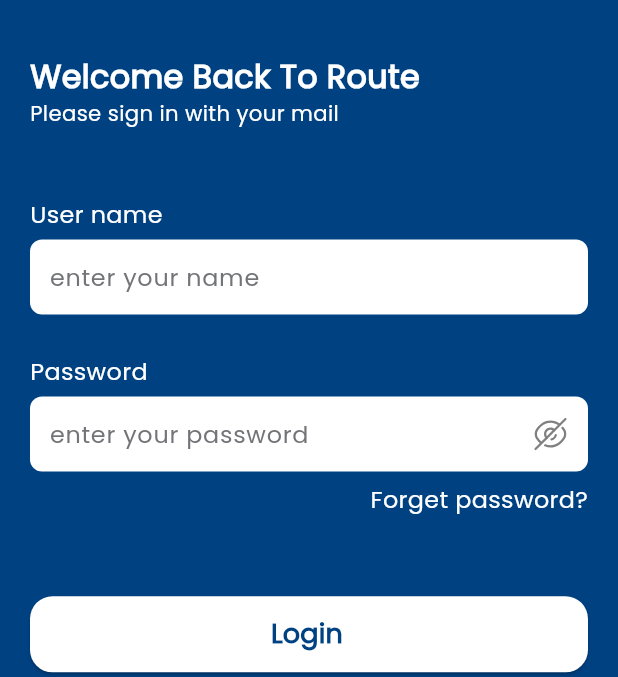
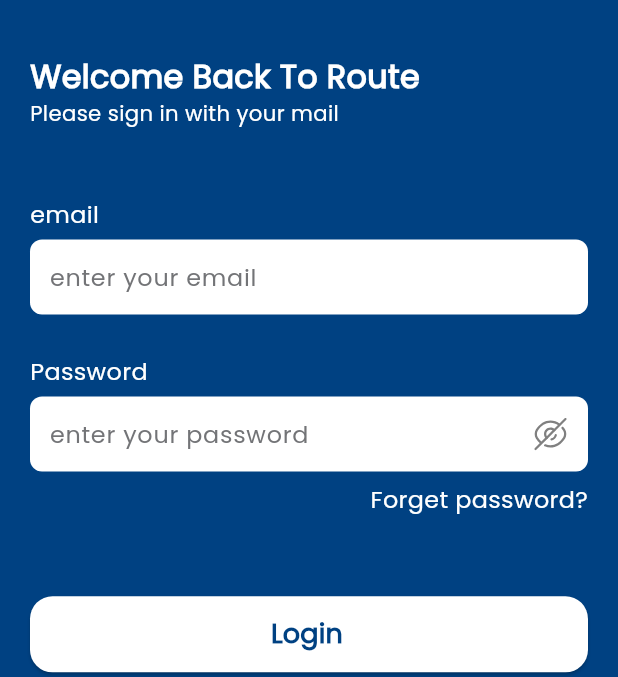
Before and after one commit to yossefabbasya19/Nova-store, a Flutter app: the screen it shows after launch, on a phone screen of 412 x 824 dp, the part 197-874 px from its top. Run offline on Flutter 3.47's test engine with Material 3 defaults, Android fonts, the phone set to English and light mode, and no system bars; our stand-ins replace auto_size_text, bloc, cached_network_image, dartz, dio, flutter_bloc and 4 more; missing offline and left inert: carousel_slider_plus, colornames.

Commit message:
auth part 1

```diff
--- /dev/null
+++ b/lib/core/api_service/api_constant/api_constant.dart
@@ -0,0 +1,5 @@
+abstract class ApiConstant {
+  static String baseUrl="https://ecommerce.routemisr.com/api/v1/";
+  static String signupEndpoint = "auth/signup";
+  static String signinEndpoint = "auth/signin";
+}
--- /dev/null
+++ b/lib/core/helper/snack_bar.dart
@@ -0,0 +1,6 @@
+import 'package:flutter/material.dart';
+
+snackBar(BuildContext context,String message){
+ return ScaffoldMessenger.of(context).showSnackBar(
+      SnackBar(content: Text(message)));
+}
--- a/lib/core/routes_manager/route_generator.dart
+++ b/lib/core/routes_manager/route_generator.dart
@@ -1,16 +1,19 @@
 import 'package:ecommerce_app/core/routes_manager/routes.dart';
+import 'package:ecommerce_app/features/auth/data/data_source/auth_api_data_source.dart';
+import 'package:ecommerce_app/features/auth/data/repo/auth_repo_imple.dart';
 import 'package:ecommerce_app/features/auth/presentation/screens/sign_in_screen.dart';
 import 'package:ecommerce_app/features/auth/presentation/screens/sign_up_screen.dart';
+import 'package:ecommerce_app/features/auth/presentation/view_model/auth_cubit.dart';
 import 'package:ecommerce_app/features/cart/screens/cart_screen.dart';
 import 'package:ecommerce_app/features/main_layout/main_layout.dart';
 import 'package:ecommerce_app/features/product_details/presentation/screen/product_details.dart';
 import 'package:ecommerce_app/features/products_screen/presentation/screens/products_screen.dart';
 import 'package:flutter/material.dart';
+import 'package:flutter_bloc/flutter_bloc.dart';
 
 class RouteGenerator {
   static Route<dynamic> getRoute(RouteSettings settings) {
     switch (settings.name) {
-
       case Routes.cartRoute:
         return MaterialPageRoute(builder: (_) => const CartScreen());
       case Routes.mainRoute:
@@ -23,10 +26,18 @@ class RouteGenerator {
         return MaterialPageRoute(builder: (_) => const ProductDetails());
 
       case Routes.signInRoute:
-        return MaterialPageRoute(builder: (_) => const SignInScreen());
+        return MaterialPageRoute(
+            builder: (_) => BlocProvider(
+                create: (context) =>
+                    AuthCubit(AuthRepoImple(dataSource: AuthApiDataSource())),
+                child: const SignInScreen()));
 
       case Routes.signUpRoute:
-        return MaterialPageRoute(builder: (_) => const SignUpScreen());
+        return MaterialPageRoute(
+            builder: (_) => BlocProvider(
+                create: (context) =>
+                    AuthCubit(AuthRepoImple(dataSource: AuthApiDataSource())),
+                child: const SignUpScreen()));
       default:
         return unDefinedRoute();
     }
--- /dev/null
+++ b/lib/features/auth/data/model/signin_request.dart
@@ -0,0 +1,10 @@
+class SigninRequest {
+  final String email;
+  final String password;
+
+  SigninRequest({required this.email, required this.password});
+
+  toJson() {
+    return {"email": email, "password": password};
+  }
+}
--- /dev/null
+++ b/lib/features/auth/data/model/signup_request.dart
@@ -0,0 +1,26 @@
+class SignupRequest {
+  final String name;
+  final String email;
+  final String phone;
+  final String password;
+  final String rePassword;
+
+  SignupRequest(
+      {
+        required this.name,
+      required this.email,
+      required this.phone,
+      required this.password,
+      required this.rePassword
+      });
+
+  toJson() {
+    return {
+      "name": name,
+      "email": email,
+      "password": password,
+      "rePassword": rePassword,
+      "phone": phone
+    };
+  }
+}
--- /dev/null
+++ b/lib/features/auth/data/model/user_DM.dart
@@ -0,0 +1,13 @@
+class UserDm {
+  static late UserDm? currentUser;
+  final String email;
+  final String userName;
+  final String role;
+
+  UserDm({required this.email, required this.userName, required this.role});
+
+  factory UserDm.fromJson(json) {
+    return UserDm(
+        email: json["email"], userName: json["name"], role: json['role']);
+  }
+}
--- /dev/null
+++ b/lib/features/auth/data/repo/auth_repo.dart
@@ -0,0 +1,13 @@
+import 'package:dartz/dartz.dart';
+import 'package:ecommerce_app/core/failure/failure.dart';
+import 'package:ecommerce_app/features/auth/data/model/signin_request.dart';
+import 'package:ecommerce_app/features/auth/data/model/signin_response.dart';
+import 'package:ecommerce_app/features/auth/data/model/signup_request.dart';
+import 'package:ecommerce_app/features/auth/data/model/signup_response.dart';
+
+abstract class AuthRepo {
+  Future<Either<Failure, SignupResponse>> signUp(SignupRequest signupRequest);
+
+  Future<Either<Failure, SigninResponse>> signin(SigninRequest signinRequest);
+
+}
--- /dev/null
+++ b/lib/features/auth/data/repo/auth_repo_imple.dart
@@ -0,0 +1,24 @@
+import 'package:dartz/dartz.dart';
+import 'package:ecommerce_app/core/failure/failure.dart';
+import 'package:ecommerce_app/features/auth/data/data_source/auth_data_source.dart';
+import 'package:ecommerce_app/features/auth/data/model/signin_request.dart';
+import 'package:ecommerce_app/features/auth/data/model/signin_response.dart';
+import 'package:ecommerce_app/features/auth/data/model/signup_request.dart';
+import 'package:ecommerce_app/features/auth/data/model/signup_response.dart';
+import 'package:ecommerce_app/features/auth/data/repo/auth_repo.dart';
+
+class AuthRepoImple extends AuthRepo {
+  final AuthDataSource dataSource;
+
+  AuthRepoImple({required this.dataSource});
+
+  Future<Either<Failure, SignupResponse>> signUp(
+      SignupRequest signupRequest) async {
+    return await dataSource.signUp(signupRequest);
+  }
+
+  Future<Either<Failure, SigninResponse>> signin(
+      SigninRequest signinRequest) async {
+    return await dataSource.signin(signinRequest);
+  }
+}
--- a/lib/features/auth/presentation/screens/sign_in_screen.dart
+++ b/lib/features/auth/presentation/screens/sign_in_screen.dart
@@ -1,3 +1,4 @@
+import 'package:ecommerce_app/core/helper/snack_bar.dart';
 import 'package:ecommerce_app/core/resources/assets_manager.dart';
 import 'package:ecommerce_app/core/resources/color_manager.dart';
 import 'package:ecommerce_app/core/resources/values_manager.dart';
@@ -5,15 +6,35 @@ import 'package:ecommerce_app/core/routes_manager/routes.dart';
 import 'package:ecommerce_app/core/widget/custom_elevated_button.dart';
 import 'package:ecommerce_app/core/widget/main_text_field.dart';
 import 'package:ecommerce_app/core/widget/validators.dart';
+import 'package:ecommerce_app/features/auth/data/model/signin_request.dart';
+import 'package:ecommerce_app/features/auth/data/model/user_DM.dart';
+import 'package:ecommerce_app/features/auth/presentation/view_model/auth_cubit.dart';
+import 'package:ecommerce_app/features/auth/presentation/view_model/auth_cubit.dart';
 import 'package:flutter/material.dart';
+import 'package:flutter_bloc/flutter_bloc.dart';
 import 'package:flutter_screenutil/flutter_screenutil.dart';
 import 'package:flutter_svg/flutter_svg.dart';
 
 import '../../../../core/resources/font_manager.dart';
 import '../../../../core/resources/styles_manager.dart';
 
-class SignInScreen extends StatelessWidget {
+class SignInScreen extends StatefulWidget {
   const SignInScreen({super.key});
+
+  @override
+  State<SignInScreen> createState() => _SignInScreenState();
+}
+
+class _SignInScreenState extends State<SignInScreen> {
+  TextEditingController emailController = TextEditingController();
+  TextEditingController passwordController = TextEditingController();
+
+  @override
+  void dispose() {
+    emailController.dispose();
+    passwordController.dispose();
+    super.dispose();
+  }
 
   @override
   Widget build(BuildContext context) {
@@ -47,9 +68,10 @@ class SignInScreen extends StatelessWidget {
                   height: AppSize.s50.h,
                 ),
                 BuildTextField(
+                  controller: emailController,
                   backgroundColor: ColorManager.white,
-                  hint: 'enter your name',
-                  label: 'User name',
+                  hint: 'enter your email',
+                  label: 'email',
                   textInputType: TextInputType.emailAddress,
                   validation: AppValidators.validateEmail,
                 ),
@@ -57,6 +79,7 @@ class SignInScreen extends StatelessWidget {
                   height: AppSize.s28.h,
                 ),
                 BuildTextField(
+                  controller: passwordController,
                   hint: 'enter your password',
                   backgroundColor: ColorManager.white,
                   label: 'Password',
@@ -82,7 +105,17 @@ class SignInScreen extends StatelessWidget {
                 SizedBox(
                   height: AppSize.s60.h,
                 ),
-                Center(
+                BlocConsumer<AuthCubit, AuthState>(
+                  listener: (context, state) {
+                    if (state is SigninFailure) {
+                      snackBar(context, state.errorMessage);
+                    }
+                    if (state is SigninSuccess) {
+                      snackBar(context, "success");
+                    }
+                  },
+                  builder: (context, state) {
+                    return Center(
                       child: SizedBox(
                         // width: MediaQuery.of(context).size.width * .8,
                         child: CustomElevatedButton(
@@ -91,13 +124,20 @@ class SignInScreen extends StatelessWidget {
                           label: 'Login',
                           backgroundColor: ColorManager.white,
                           textStyle: getBoldStyle(
-                          color: ColorManager.primary, fontSize: AppSize.s18),
-                      onTap: () {
-                        Navigator.pushNamedAndRemoveUntil(
-                            context, Routes.mainRoute, (route) => false);
+                              color: ColorManager.primary,
+                              fontSize: AppSize.s18),
+                          onTap: () async{
+                            Navigator.pushReplacementNamed(context, Routes.mainRoute);
+                           await  BlocProvider.of<AuthCubit>(context).signIn(
+                                SigninRequest(
+                                    email: emailController.text,
+                                    password: passwordController.text));
+                           print(UserDm.currentUser!.userName);
                           },
                         ),
                       ),
+                    );
+                  },
                 ),
                 SizedBox(
                   height: 30.h,
--- /dev/null
+++ b/lib/features/auth/presentation/view_model/auth_state.dart
@@ -0,0 +1,21 @@
+part of 'auth_cubit.dart';
+
+@immutable
+sealed class AuthState {}
+final class AuthInitial extends AuthState {}
+//signin
+final class SigninLoading extends AuthState {}
+final class SigninSuccess extends AuthState {}
+final class SigninFailure extends AuthState {
+  final String errorMessage;
+
+  SigninFailure(this.errorMessage);
+}
+//signup
+final class SignupLoading extends AuthState {}
+final class SignupSuccess extends AuthState {}
+final class SignupFailure extends AuthState {
+  final String errorMessage;
+
+  SignupFailure(this.errorMessage);
+}
--- a/lib/main.dart
+++ b/lib/main.dart
@@ -4,7 +4,8 @@ import 'package:flutter_screenutil/flutter_screenutil.dart';
 
 import 'core/routes_manager/route_generator.dart';
 
-void main() {
+void main() async {
+  WidgetsFlutterBinding.ensureInitialized();
   runApp(const MainApp());
 }
 
--- a/pubspec.yaml
+++ b/pubspec.yaml
@@ -19,6 +19,9 @@ dependencies:
   flutter_native_splash:
   readmore:
   smooth_page_indicator:
+  dio: ^5.8.0+1
+  dartz: ^0.10.1
+  flutter_bloc: ^9.1.1
 
 dev_dependencies:
   flutter_test:
```
Also changed, not shown: lib/core/api_service/api_service.dart (added, +11 -0 lines), lib/core/failure/failure.dart (added, +48 -0 lines), lib/features/auth/data/data_source/auth_api_data_source.dart (added, +45 -0 lines), lib/features/auth/data/data_source/auth_data_source.dart (added, +12 -0 lines), lib/features/auth/data/model/signin_response.dart (added, +17 -0 lines), lib/features/auth/data/model/signup_response.dart (added, +17 -0 lines), lib/features/auth/presentation/screens/sign_up_screen.dart (+55 -5 lines), lib/features/auth/presentation/view_model/auth_cubit.dart (added, +34 -0 lines), pubspec.lock. Lines whose indentation alone changed are shown as unchanged.
